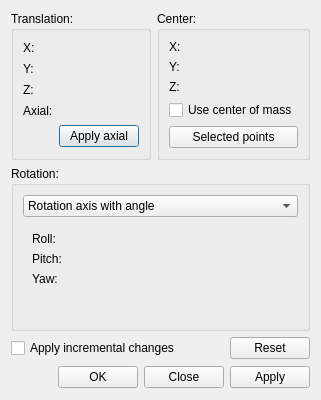
Qt form src/Gui/Placement.ui (berndhahnebach/All_FreeCAD) before a commit.
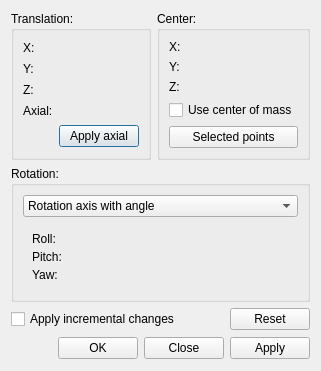
The same form after that commit. Custom widgets are drawn as their Qt base class.

Commit message: Placement.ui: avoid unnecessary vertical white space

```diff
--- a/src/Gui/Placement.ui
+++ b/src/Gui/Placement.ui
@@ -7,7 +7,7 @@
     <x>0</x>
     <y>0</y>
     <width>277</width>
-    <height>400</height>
+    <height>359</height>
    </rect>
   </property>
   <property name="sizePolicy">
@@ -206,6 +206,18 @@
    </item>
    <item row="1" column="0" colspan="2">
     <widget class="QGroupBox" name="GroupBox5_2">
+     <property name="sizePolicy">
+      <sizepolicy hsizetype="Preferred" vsizetype="MinimumExpanding">
+       <horstretch>0</horstretch>
+       <verstretch>0</verstretch>
+      </sizepolicy>
+     </property>
+     <property name="maximumSize">
+      <size>
+       <width>16777215</width>
+       <height>136</height>
+      </size>
+     </property>
      <property name="title">
       <string>Rotation:</string>
      </property>
```
